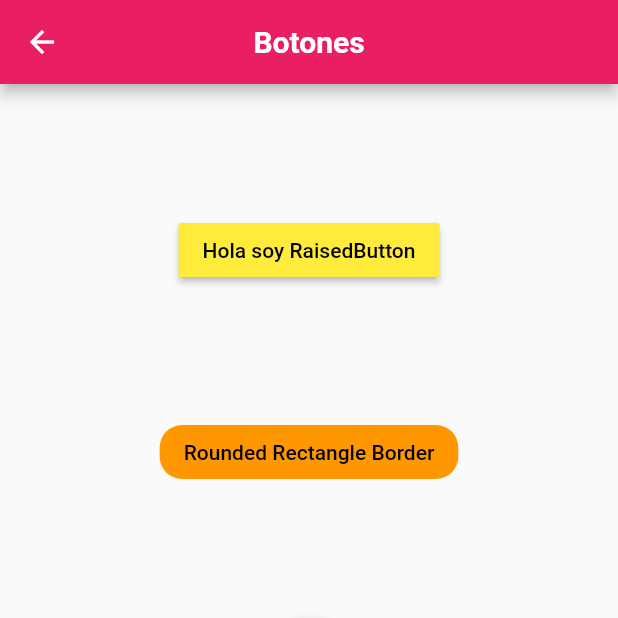
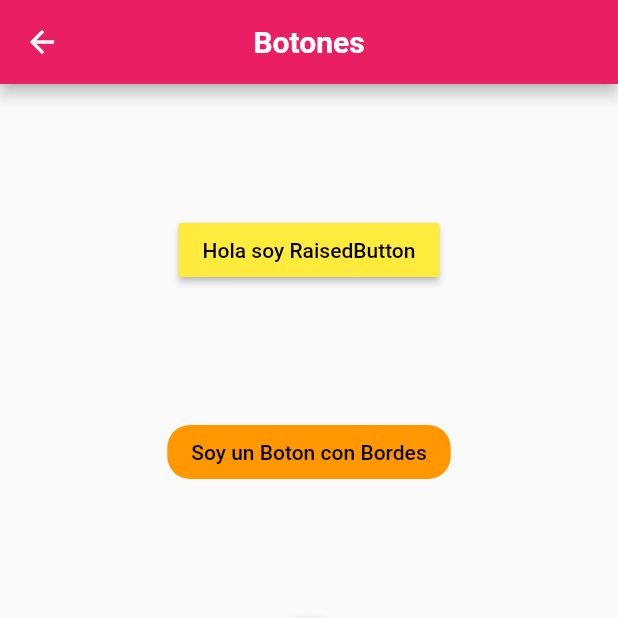
Before and after one commit to Danaromero/Rutas_a_PAG, a Flutter app: the BotonesPage screen opened by its route, on a phone screen of 412 x 824 dp, the top half of it. Run offline on Flutter 3.47's test engine with Material 2 defaults, Android fonts, the phone set to English and light mode, and no system bars.

```diff
--- a/lib/src/pages/botones_page.dart
+++ b/lib/src/pages/botones_page.dart
@@ -26,7 +26,7 @@ class BotonesPage extends StatelessWidget {
                 child: Text('Hola soy RaisedButton'),
               ),
               FlatButton(
-                child: Text('Rounded Rectangle Border'),
+                child: Text('Soy un Boton con Bordes'),
                 onPressed: () {},
                 shape: RoundedRectangleBorder(borderRadius: BorderRadius.circular(15)),
                 color: Colors.orange,
```
Also changed, not shown: 1 other file.
